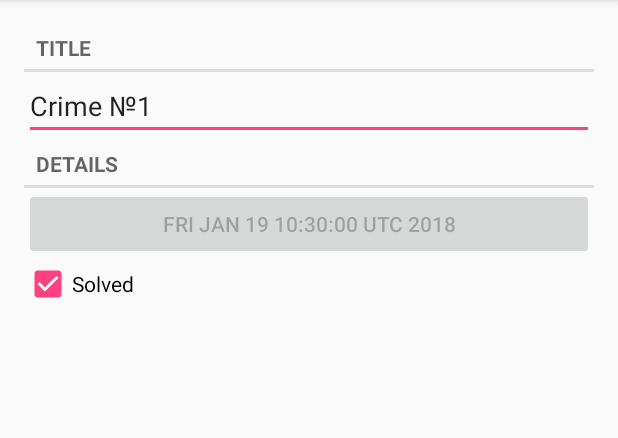
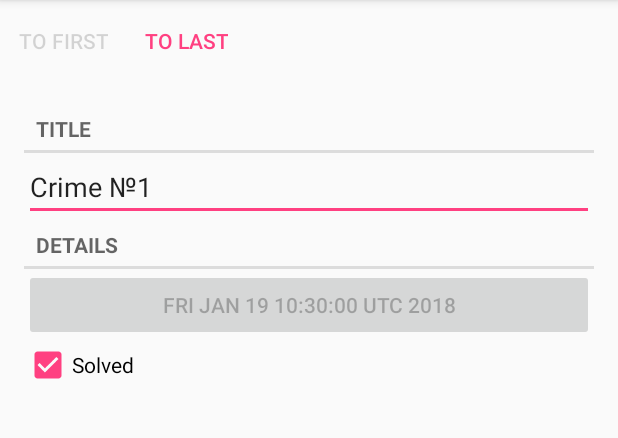
Before and after one commit to danil-buhakov/CriminalIntent, an Android app: the screen it shows after launch (CrimePagerActivity), after a tap on an icon or button, on a phone screen of 412 x 824 dp, the part 84-522 px from its top. Run offline under Robolectric (Android 15) with nearby library versions, the phone set to English and light mode, and no system bars.

Commit message:
Added to first and to last buttons

```diff
--- a/app/src/main/java/com/book/dan/criminalintent/CrimePagerActivity.java
+++ b/app/src/main/java/com/book/dan/criminalintent/CrimePagerActivity.java
@@ -9,6 +9,8 @@ import android.support.v4.app.FragmentStatePagerAdapter;
 import android.support.v4.view.ViewPager;
 import android.support.v7.app.AppCompatActivity;
 import android.os.Bundle;
+import android.view.View;
+import android.widget.Button;
 
 import java.util.List;
 import java.util.UUID;
@@ -17,6 +19,8 @@ public class CrimePagerActivity extends AppCompatActivity {
     private static final String EXTRA_CRIME_ID = "id";
     private ViewPager mViewPager;
     private List<Crime> mCrimes;
+    private Button mButtonFirst;
+    private Button mButtonLast;
 
 
     @Override
@@ -27,13 +31,29 @@ public class CrimePagerActivity extends AppCompatActivity {
         UUID crimeId = (UUID) getIntent()
                 .getSerializableExtra(EXTRA_CRIME_ID);
         mViewPager = (ViewPager) findViewById(R.id.crime_view_pager);
+        mButtonFirst = (Button) findViewById(R.id.btn_first);
+        mButtonLast = (Button) findViewById(R.id.btn_last);
         mCrimes = CrimeLab.get(this).getCrimes();
         FragmentManager fm = getSupportFragmentManager();
         mViewPager.setAdapter(new FragmentStatePagerAdapter(fm) {
             @Override
             public Fragment getItem(int position) {
-                Crime currCrime = mCrimes.get(position);
-                return CrimeFragment.newInstance(currCrime.getId());
+                int curr = mViewPager.getCurrentItem();
+                if(curr==0) {
+                    mButtonFirst.setEnabled(false);
+                    mButtonLast.setEnabled(true);
+                }
+                else
+                    if(curr==(mCrimes.size()-1)) {
+                        mButtonFirst.setEnabled(true);
+                        mButtonLast.setEnabled(false);
+                    }
+                    else{
+                        mButtonFirst.setEnabled(true);
+                        mButtonLast.setEnabled(true);
+                    }
+                Crime crime = mCrimes.get(position);
+                return CrimeFragment.newInstance(crime.getId());
             }
 
             @Override
@@ -43,10 +63,26 @@ public class CrimePagerActivity extends AppCompatActivity {
         });
         for(int i=0; i<mCrimes.size(); i++){
             if(mCrimes.get(i).getId().equals(crimeId)){
+                if(i==0)
+                    mButtonFirst.setEnabled(false);
+                if(i==(mCrimes.size()-1))
+                    mButtonLast.setEnabled(false);
                 mViewPager.setCurrentItem(i);
                 break;
             }
         }
+        mButtonFirst.setOnClickListener(new View.OnClickListener() {
+            @Override
+            public void onClick(View v) {
+                mViewPager.setCurrentItem(0);
+            }
+        });
+        mButtonLast.setOnClickListener(new View.OnClickListener() {
+            @Override
+            public void onClick(View v) {
+                mViewPager.setCurrentItem(mCrimes.size());
+            }
+        });
     }
 
     public static Intent newIntent(Context context, UUID id){
--- a/app/src/main/res/layout/activity_crime_pager.xml
+++ b/app/src/main/res/layout/activity_crime_pager.xml
@@ -1,8 +1,27 @@
 <?xml version="1.0" encoding="utf-8"?>
-<android.support.v4.view.ViewPager
+<LinearLayout
     xmlns:android="http://schemas.android.com/apk/res/android"
-    android:id="@+id/crime_view_pager"
     android:layout_width="match_parent"
-    android:layout_height="match_parent">
-
-</android.support.v4.view.ViewPager>
+    android:layout_height="match_parent"
+    android:orientation="vertical">
+    <LinearLayout
+        android:layout_width="match_parent"
+        android:layout_height="wrap_content">
+        <Button
+            android:id="@+id/btn_first"
+            style="?android:attr/buttonBarButtonStyle"
+            android:layout_width="wrap_content"
+            android:layout_height="wrap_content"
+            android:text="@string/button_first"/>
+        <Button
+            android:id="@+id/btn_last"
+            style="?android:attr/buttonBarButtonStyle"
+            android:layout_width="wrap_content"
+            android:layout_height="wrap_content"
+            android:text="@string/button_last"/>
+    </LinearLayout>
+    <android.support.v4.view.ViewPager
+        android:id="@+id/crime_view_pager"
+        android:layout_width="match_parent"
+        android:layout_height="match_parent"/>
+</LinearLayout>
--- a/app/src/main/res/values/strings.xml
+++ b/app/src/main/res/values/strings.xml
@@ -4,4 +4,6 @@
     <string name="crime_title_label">Title</string>
     <string name="crime_details_label">Details</string>
     <string name="crime_solved_label">Solved</string>
+    <string name="button_first">To first</string>
+    <string name="button_last">To last</string>
 </resources>
```
